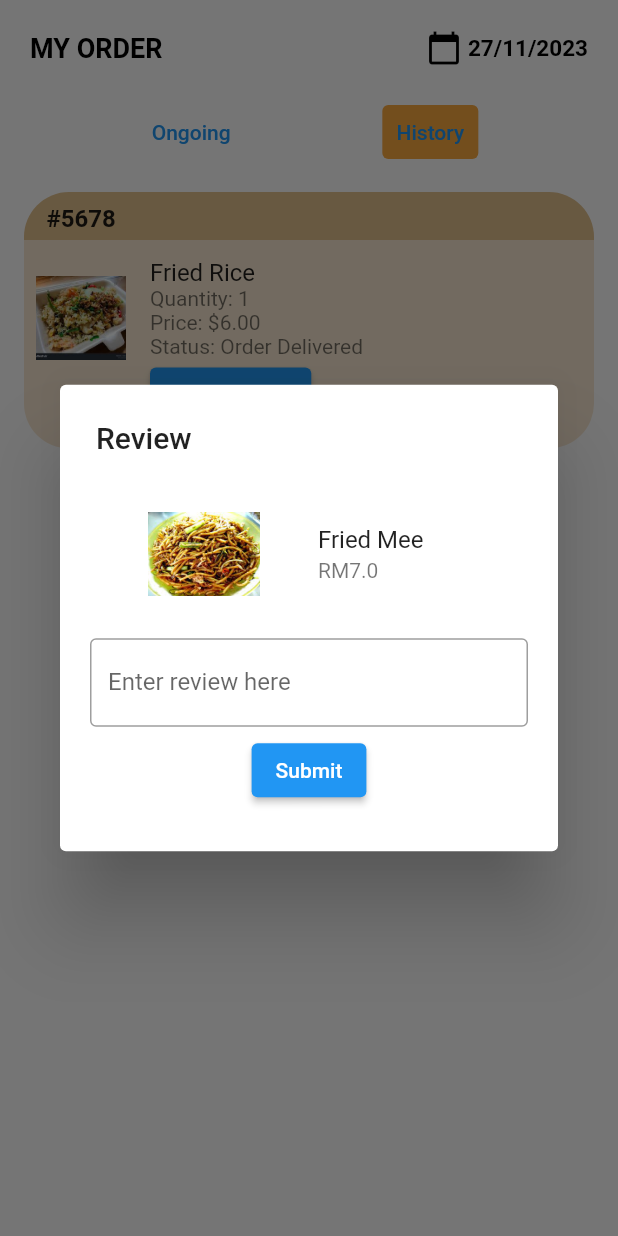
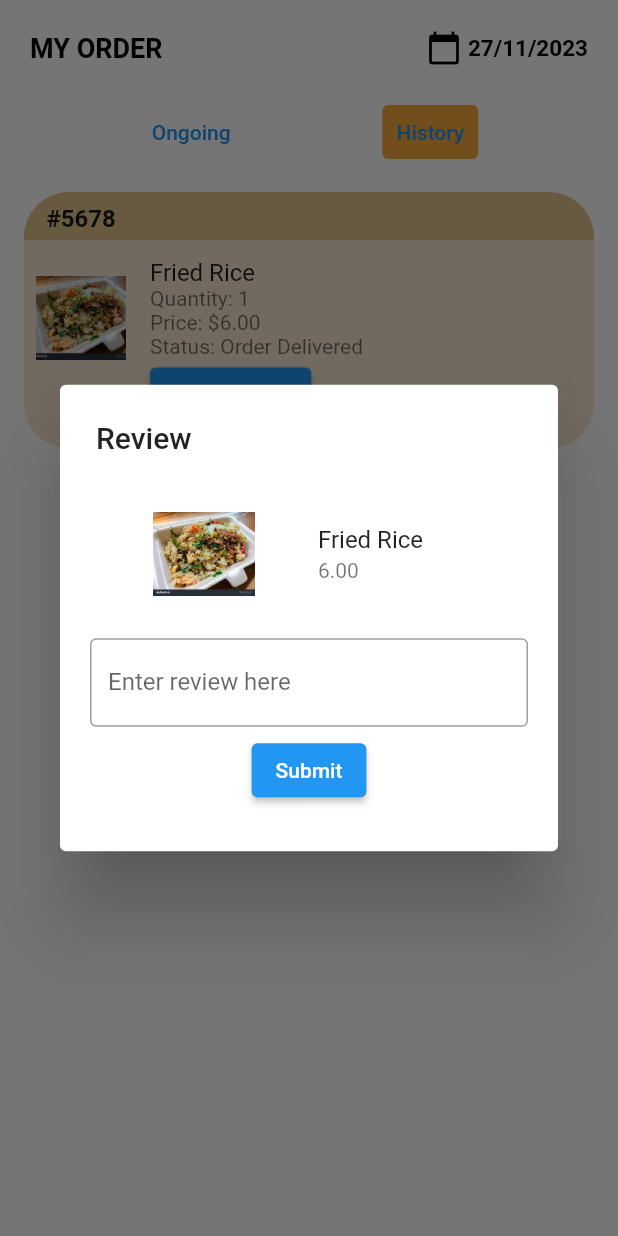
Before and after one commit to zengchai/jood, a Flutter app: the OrderPage screen opened directly, after a tap on "History", after a tap on "Give Review", on a phone screen of 412 x 824 dp. Run offline on Flutter 3.47's test engine with Material 2 defaults, Android fonts, the phone set to English and light mode, and no system bars; our stand-ins replace cloud_firestore, firebase_auth, firebase_core, flutter_spinkit; accounts and stored records are empty.

Commit message:
darren pull

```diff
--- a/lib/pages/Order/orderPage.dart
+++ b/lib/pages/Order/orderPage.dart
@@ -37,7 +37,7 @@ class _OrderPageState extends State<OrderPage> {
   late PageController _pageController;
   int _currentPageIndex = 0;
 
-  void _popupReview() {
+  void _popupReview(OrderItem orderItem) {
     showDialog(
       context: context,
       builder: (context) {
@@ -58,12 +58,12 @@ class _OrderPageState extends State<OrderPage> {
                     children: [
                       ListTile(
                         leading: Image.asset(
-                          'assets/friedmee.jpeg',
+                          orderItem.image,
                           width: 120,
                           height: 120,
                         ),
-                        title: Text("Fried Mee"),
-                        subtitle: Text('RM7.0'),
+                        title: Text(orderItem.name),
+                        subtitle: Text(orderItem.price.toStringAsFixed(2)),
                       ),
                       SizedBox(height: 20),
                       // Add some spacing between ListTile and TextField
@@ -286,7 +286,7 @@ class _OrderPageState extends State<OrderPage> {
                       if (isHistoryPage) // Conditionally show the review button
                         ElevatedButton(
                           onPressed: () {
-                            _popupReview();
+                            _popupReview(orderItem);
                           },
                           child: Text('Give Review'),
                         ),
--- a/lib/pages/Order/reviewForm.dart
+++ b/lib/pages/Order/reviewForm.dart
@@ -39,8 +39,8 @@ class _reviewFormState extends State<reviewForm> {
           SizedBox(height: 5),
           ElevatedButton(
             onPressed: () async{
-              //await DatabaseService(uid: users!.uid).updateReviewData('','','review');
-              await DatabaseService(uid: currentUser!.uid).updateReviewData('','', review);
+              await DatabaseService(uid: currentUser!.uid).updateReviewData(review);
+              Navigator.of(context).pop();
             },
             child: Text('Submit'),
           ),
--- a/lib/services/auth.dart
+++ b/lib/services/auth.dart
@@ -53,7 +53,7 @@ class AuthService {
       //create a new document for the new user with the uid
       await DatabaseService(uid: users!.uid).updateUserData(name, email, '', '', '');
       await DatabaseService(uid: users!.uid).updatePaymentData('TnG', '0.00');
-      await DatabaseService(uid: users!.uid).updateReviewData('','','');
+      await DatabaseService(uid: users!.uid).updateReviewData('');
       await DatabaseService(uid: users!.uid).updateOrderData('Fried Rice', '0.00', 'Order Preparing');
       return _userFromFirebaseUser(users);
     } catch (e) {
```
Also changed, not shown: lib/services/database.dart (+8 -5 lines).
